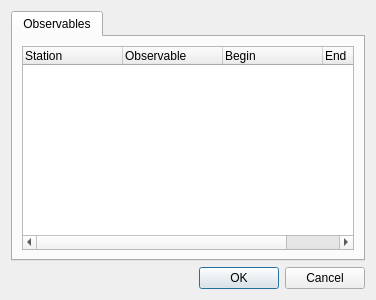
First picture: the form in src/plugins/sos/qgssensorinfodialogbase.ui, repository mhugent/QGIS, before the edit.
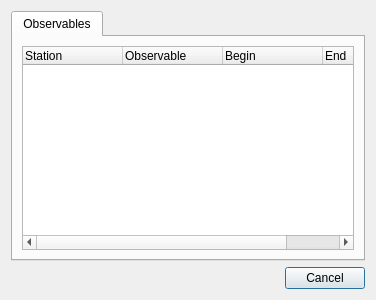
Second picture: the form after the edit.

Commit message: Improvements to sensor info dialog

What changed in the file:
```diff
--- a/src/plugins/sos/qgssensorinfodialogbase.ui
+++ b/src/plugins/sos/qgssensorinfodialogbase.ui
@@ -58,7 +58,7 @@
       <enum>Qt::Horizontal</enum>
      </property>
      <property name="standardButtons">
-      <set>QDialogButtonBox::Cancel|QDialogButtonBox::Ok</set>
+      <set>QDialogButtonBox::Cancel</set>
      </property>
     </widget>
    </item>
```
The commit also changes 4 other files.
